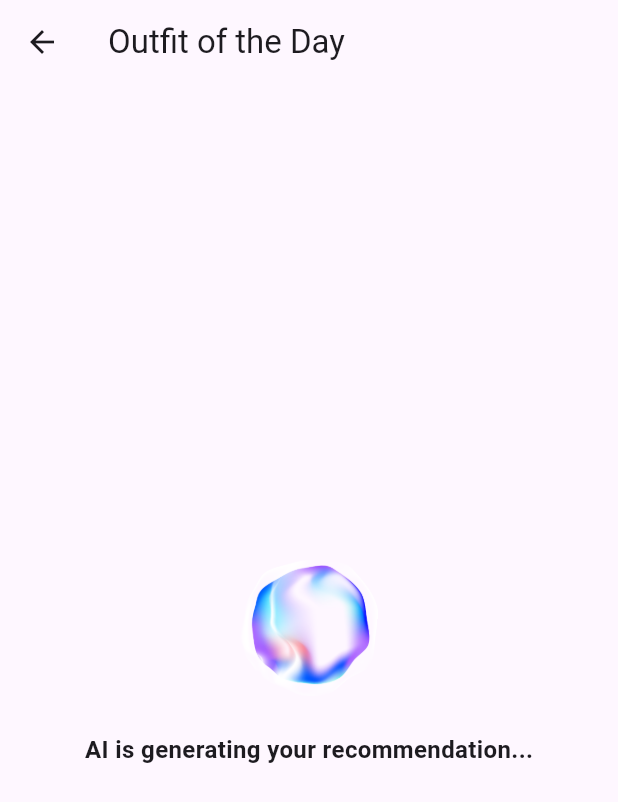
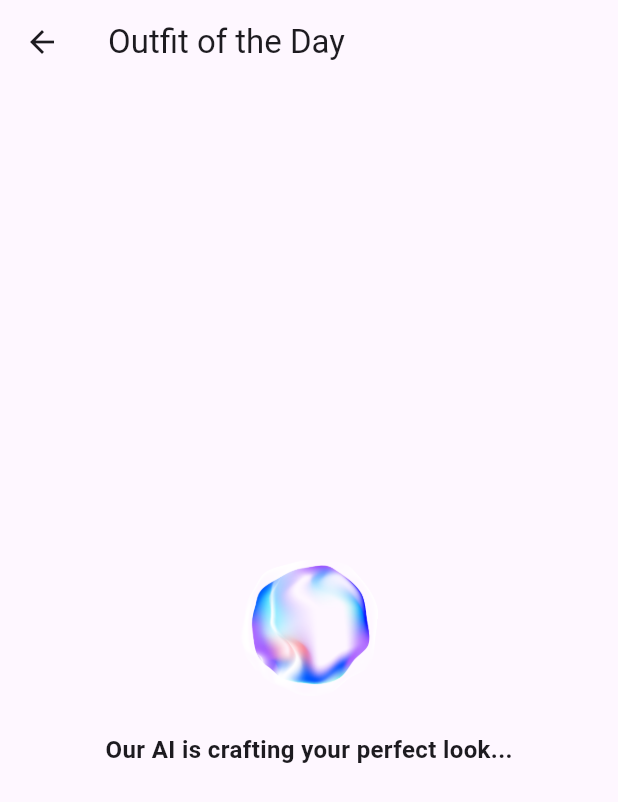
Before and after one commit to harshpatel63/Gemini-Styler-Flutter, a Flutter app: the screen it shows once a user with an empty profile is signed in, after a tap on "Recommend Outfit", on a phone screen of 412 x 824 dp. Shown: the top 802 px of the screen. Run offline on Flutter 3.47's test engine with Material 3 defaults, Android fonts, the phone set to English and light mode, and no system bars; our stand-ins replace animated_text_kit, camera, cloud_firestore, firebase_auth, firebase_core, firebase_storage and 6 more; missing offline and left inert: text_gradiate; accounts and stored records are empty; network calls fail; statements that could not run were skipped.

Commit message:
Refactored loading text

```diff
--- a/gemini_styler/lib/screens/OutfitRecommendationPage.dart
+++ b/gemini_styler/lib/screens/OutfitRecommendationPage.dart
@@ -141,7 +141,7 @@ class _OutfitRecommendationPageState extends State<OutfitRecommendationPage> wit
           ),
           SizedBox(height: 20),
           Text(
-            "AI is generating your recommendation...",
+            "Our AI is crafting your perfect look...",
             style: TextStyle(fontSize: 16, fontWeight: FontWeight.bold),
           ),
         ],
```
